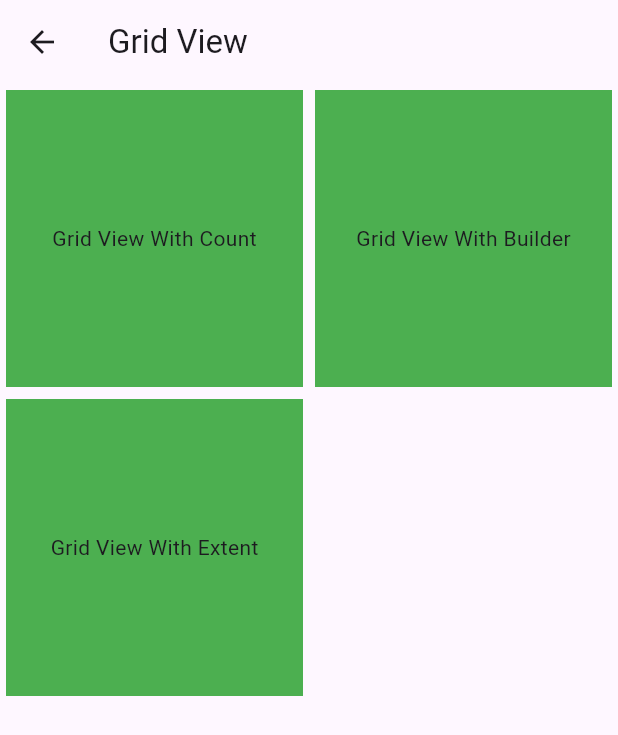
After one commit to Pratyusha114/Flutter, a Flutter app: the GridViewScreen screen opened by its route, on a phone screen of 412 x 824 dp. The commit adds this screen. Shown: the top 735 px of the screen. Run offline on Flutter 3.47's test engine with Material 3 defaults, Android fonts, the phone set to English and light mode, and no system bars; drawn by our look-alikes of flip_card; our stand-ins replace dropdown_button2, get.

Commit message:
List View

```diff
--- a/lib/core/navigations/graph.dart
+++ b/lib/core/navigations/graph.dart
@@ -1,15 +1,21 @@
 import 'package:flutter_basics/alerts_feature/alert_screen.dart';
 import 'package:flutter_basics/bottom_nav_feature/badges_bottom_nav/badges_bottom_nav_screen.dart';
-import 'package:flutter_basics/bottom_nav_feature/bottom_nav_with_notch/bottom_nav_with_notch_screen.dart';
 import 'package:flutter_basics/bottom_nav_feature/bottom_navigation_screen.dart';
 import 'package:flutter_basics/core/navigations/routes.dart';
 import 'package:flutter_basics/drop_down_feature/drop_down_screen.dart';
+import 'package:flutter_basics/list_view_feature/general_list_view_screen.dart';
+import 'package:flutter_basics/list_view_feature/grid_view/grid_view_screen.dart';
+import 'package:flutter_basics/list_view_feature/grid_view/grid_view_with_count.dart';
+import 'package:flutter_basics/list_view_feature/grid_view/grid_view_with_extent.dart';
+import 'package:flutter_basics/list_view_feature/list_view_screen.dart';
+import 'package:flutter_basics/list_view_feature/staggered_grid_view.dart';
 import 'package:flutter_basics/text_field/text_field_screen.dart';
 import 'package:get/get_navigation/src/routes/get_route.dart';
 
 import '../../bottom_nav_feature/general_bottom_nav/general_bottom_nav.dart';
 import '../../buttons_feature/buttons_screen.dart';
 import '../../form_feature/form_screen.dart';
+import '../../list_view_feature/grid_view/grid_view_with_builder.dart';
 import '../../menu_feature/menu_screen.dart';
 
 List<GetPage> routes = [
@@ -24,5 +30,12 @@ List<GetPage> routes = [
       page: () => const BottomNavigationScreen()),
   GetPage(name: Routes.generalBottomNav, page: () => const GeneralBottomNav()),
   GetPage(name: Routes.bottomNavWithBadges, page: () => BadgesBottomNav()),
-  GetPage(name: Routes.bottomNavWithNotch, page: ()=> const BottomNavWithNotch())
+
+  GetPage(name: Routes.listViewScreen, page: () => ListViewScreen()),
+  GetPage(name: Routes.generalListView, page: () => const GeneralListView()),
+  GetPage(name: Routes.gridView, page: () => const GridViewScreen()),
+  GetPage(name: Routes.gridViewWithCount, page: () => const GridViewWithCount()),
+  GetPage(name: Routes.gridViewWithBuilder, page: () => const GridViewWithBuilder()),
+  GetPage(name: Routes.gridViewWithExtent, page: () => const GridViewWithExtent()),
+  GetPage(name: Routes.staggeredListView, page: () => const StaggeredGridView()),
 ];
--- a/lib/core/navigations/routes.dart
+++ b/lib/core/navigations/routes.dart
@@ -12,4 +12,12 @@ class Routes {
   static const generalBottomNav = "/generalBottomNav";
   static const bottomNavWithBadges = "/BottomNavWithBadges";
   static const bottomNavWithNotch = "/BottomNavWithFAB";
+
+  static const listViewScreen = "/ListViewScreen";
+  static const generalListView = "/GeneralListView";
+  static const gridView = "/GridView";
+  static const gridViewWithCount = "/GridViewCount";
+  static const gridViewWithBuilder = "/GridViewWithBuilder";
+  static const gridViewWithExtent = "/GridViewWithExpand";
+  static const staggeredListView = "/staggeredListView";
 }
--- /dev/null
+++ b/lib/list_view_feature/grid_view/grid_view_screen.dart
@@ -0,0 +1,109 @@
+import 'package:flip_card/flip_card.dart';
+import 'package:flutter/gestures.dart';
+import 'package:flutter/material.dart';
+import 'package:flutter_basics/core/navigations/routes.dart';
+import 'package:get/get_core/src/get_main.dart';
+import 'package:get/get_navigation/get_navigation.dart';
+
+class GridViewScreen extends StatelessWidget {
+  const GridViewScreen({super.key});
+
+  @override
+  Widget build(BuildContext context) {
+    return Scaffold(
+        appBar: AppBar(
+          leading: IconButton(
+            onPressed: () {
+              Get.back();
+            },
+            icon: const Icon(Icons.arrow_back),
+          ),
+          title: const Text("Grid View"),
+        ),
+        body: GridView.count(crossAxisCount: 2, children: [
+          FlipCard(
+            direction: FlipDirection.HORIZONTAL,
+            front: Container(
+              alignment: Alignment.center,
+              margin: const EdgeInsets.all(4),
+              color: Colors.green,
+              child: const Text("Grid View With Count"),
+            ),
+            back: Container(
+                alignment: Alignment.center,
+                margin: const EdgeInsets.all(4),
+                color: Colors.green,
+                child: RichText(
+                  text: TextSpan(children: [
+                    const TextSpan(
+                      text: ".Count",
+                      style: TextStyle(
+                          fontSize: 20,
+                          fontWeight: FontWeight.bold,
+                          color: Colors.yellow),
+                    ),
+                    const TextSpan(
+                        text:
+                            " constructor of generating grid can be used if we have limited or less number of the items to be shown on the grid",
+                        style: TextStyle(fontSize: 20)),
+                    TextSpan(
+                        recognizer: TapGestureRecognizer()
+                          ..onTap = () {
+                            Get.toNamed(Routes.gridViewWithCount);
+                          },
+                        text: "View...",
+                        style: const TextStyle(
+                            fontSize: 20,
+                            color: Colors.orangeAccent,
+                            decoration: TextDecoration.underline))
+                  ]),
+                )),
+          ),
+          FlipCard(
+              front: Container(
+                alignment: Alignment.center,
+                margin: const EdgeInsets.all(4),
+                color: Colors.green,
+                child: const Text("Grid View With Builder"),
+              ),
+              back: Container(
+                alignment: Alignment.center,
+                margin: const EdgeInsets.all(4),
+                color: Colors.green,
+                child: InkWell(
+                    onTap: () {
+                      Get.toNamed(Routes.gridViewWithBuilder);
+                    },
+                    child: const Text(
+                      "View..",
+                      style: TextStyle(
+                          color: Colors.orangeAccent,
+                          decoration: TextDecoration.underline),
+                    )),
+              )),
+          FlipCard(
+              direction: FlipDirection.HORIZONTAL,
+              front: Container(
+                alignment: Alignment.center,
+                margin: const EdgeInsets.all(4),
+                color: Colors.green,
+                child: const Text("Grid View With Extent"),
+              ),
+              back: Container(
+                alignment: Alignment.center,
+                margin: const EdgeInsets.all(4),
+                color: Colors.green,
+                child: InkWell(
+                    onTap: () {
+                      Get.toNamed(Routes.gridViewWithExtent);
+                    },
+                    child: const Text(
+                      "View..",
+                      style: TextStyle(
+                          color: Colors.orangeAccent,
+                          decoration: TextDecoration.underline),
+                    )),
+              ))
+        ]));
+  }
+}
--- a/lib/main.dart
+++ b/lib/main.dart
@@ -14,7 +14,8 @@ class MyApp extends StatelessWidget {
   // This widget is the root of your application.
   @override
   Widget build(BuildContext context) {
-    return GetMaterialApp(
+    return SafeArea(
+        child: GetMaterialApp(
       title: 'Flutter Basics',
       getPages: routes,
       initialRoute: Routes.launcherScreen,
@@ -22,6 +23,6 @@ class MyApp extends StatelessWidget {
         colorScheme: ColorScheme.fromSeed(seedColor: Colors.deepPurple),
         useMaterial3: true,
       ),
-    );
+    ));
   }
 }
--- a/lib/menu_feature/menu_screen.dart
+++ b/lib/menu_feature/menu_screen.dart
@@ -19,7 +19,8 @@ class MainScreen extends StatelessWidget {
         2: "Text Fields",
         3: "Example of Registration Page Form",
         4:"Drop Downs",
-        5: "Bottom Navigation"
+        5: "Bottom Navigation",
+        6: "List View"
       }),
     );
   }
@@ -60,6 +61,9 @@ class MenuOptions extends StatelessWidget {
               }
               case 5: {
                 Get.toNamed(Routes.bottomNavigationScreen);
+              }
+              case 6: {
+                Get.toNamed(Routes.listViewScreen);
               }
             }
           },
--- a/pubspec.yaml
+++ b/pubspec.yaml
@@ -33,6 +33,8 @@ dependencies:
 
   get: ^4.6.5
   dropdown_button2: ^2.3.8
+  flip_card: ^0.6.0
+  flutter_staggered_grid_view: ^0.7.0
 
 
   # The following adds the Cupertino Icons font to your application.
```
Also changed, not shown: lib/list_view_feature/general_list_view_screen.dart (added, +27 -0 lines), lib/list_view_feature/grid_view/grid_view_with_builder.dart (added, +37 -0 lines), lib/list_view_feature/grid_view/grid_view_with_count.dart (added, +34 -0 lines), lib/list_view_feature/grid_view/grid_view_with_extent.dart (added, +35 -0 lines), lib/list_view_feature/list_view_screen.dart (added, +52 -0 lines), lib/list_view_feature/staggered_grid_view.dart (added, +37 -0 lines), pubspec.lock.
